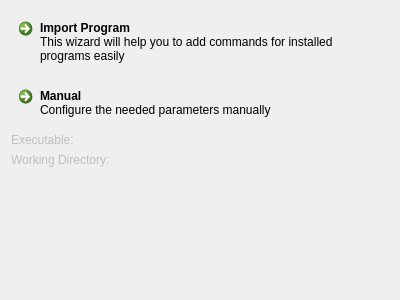
KDE/simon, file plugins/Commands/Executable/createexecutablecommandwidget.ui: the form before one commit.
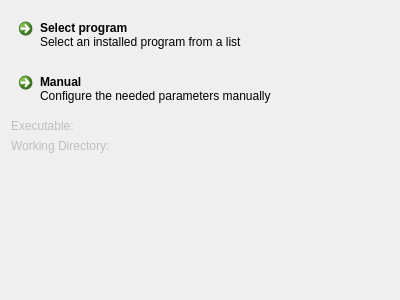
The form after the commit. Custom widgets are drawn as their Qt base class.

Commit message: Turning import program and import place into dialogs; Improving the import place dialog / wizard

```diff
--- a/plugins/Commands/Executable/createexecutablecommandwidget.ui
+++ b/plugins/Commands/Executable/createexecutablecommandwidget.ui
@@ -14,12 +14,12 @@
   </property>
   <layout class="QVBoxLayout" name="verticalLayout" >
    <item>
-    <widget class="QCommandLinkButton" name="cbImportProgram" >
-     <property name="text" >
-      <string>Import Program</string>
+    <widget class="QCommandLinkButton" name="cbImportProgram">
+     <property name="text">
+      <string>Select program</string>
      </property>
-     <property name="description" >
-      <string>This wizard will help you to add commands for installed programs easily</string>
+     <property name="description">
+      <string>Select an installed program from a list</string>
      </property>
     </widget>
    </item>
```
Left out of the diff: 71 changed lines with no effect on the pictures. The commit also changes 17 other files.
